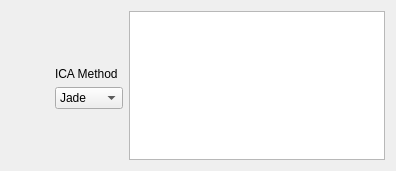
This is _AlgorithmsPlugins/Projections/paramsICA.ui in b4silio/MLDemos as Qt 5 draws it before an edit. The edited form follows.
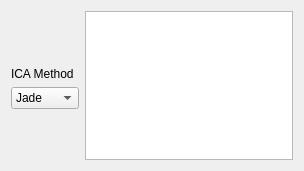
This is the edited form.

Diff of the .ui file:
```diff
--- a/_AlgorithmsPlugins/Projections/paramsICA.ui
+++ b/_AlgorithmsPlugins/Projections/paramsICA.ui
@@ -6,7 +6,7 @@
    <rect>
     <x>0</x>
     <y>0</y>
-    <width>396</width>
+    <width>304</width>
     <height>171</height>
    </rect>
   </property>
```
